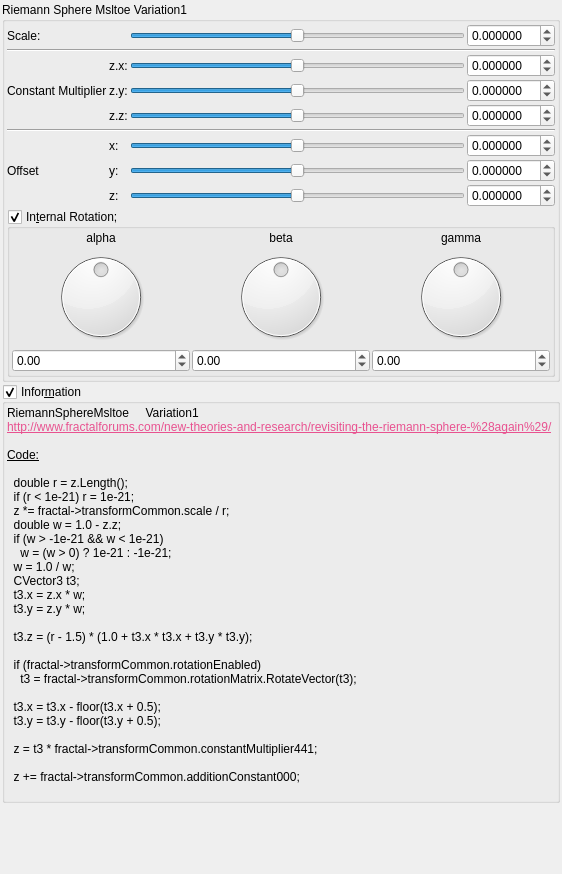
The window that mandelbulber2/qt_data/fractal_riemann_sphere_msltoeV1.ui (buddhi1980/mandelbulber2) describes before a commit, drawn with Qt 5.
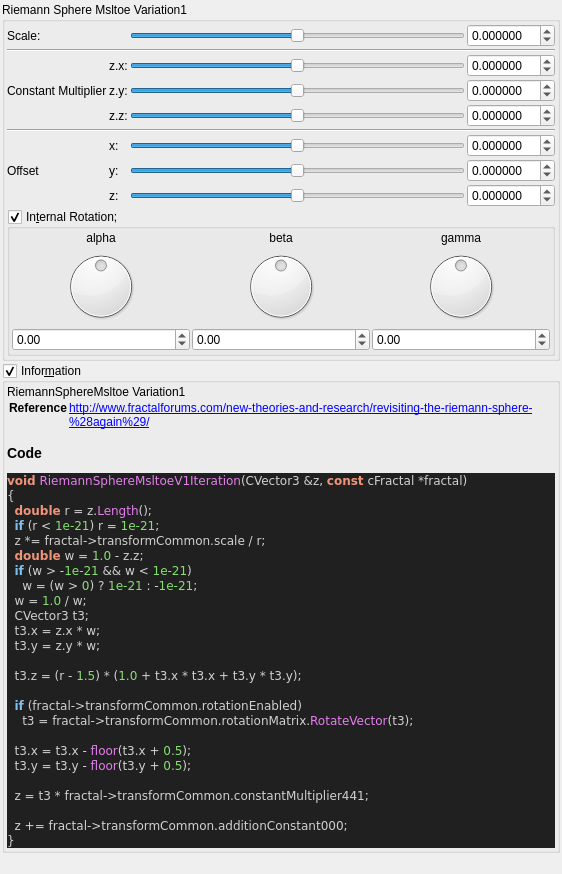
The same window after the commit. Custom widgets are drawn as their Qt base class.

```diff
--- a/mandelbulber2/qt_data/fractal_riemann_sphere_msltoeV1.ui
+++ b/mandelbulber2/qt_data/fractal_riemann_sphere_msltoeV1.ui
@@ -737,38 +737,47 @@
       <item>
        <widget class="QLabel" name="label_4">
         <property name="text">
-         <string>&lt;!DOCTYPE HTML PUBLIC &quot;-//W3C//DTD HTML 4.0//EN&quot; &quot;http://www.w3.org/TR/REC-html40/strict.dtd&quot;&gt;
-&lt;html&gt;&lt;head&gt;&lt;meta name=&quot;qrichtext&quot; content=&quot;1&quot; /&gt;&lt;style type=&quot;text/css&quot;&gt;
-p, li { white-space: pre-wrap; }
-&lt;/style&gt;&lt;/head&gt;&lt;body&gt;
-&lt;p style=&quot; margin-top:0px; margin-bottom:0px; margin-left:0px; margin-right:0px; -qt-block-indent:0; text-indent:0px;&quot;&gt;RiemannSphereMsltoe     Variation1&lt;/p&gt;
-&lt;p style=&quot; margin-top:0px; margin-bottom:0px; margin-left:0px; margin-right:0px; -qt-block-indent:0; text-indent:0px;&quot;&gt;&lt;a href=&quot;http://www.fractalforums.com/new-theories-and-research/revisiting-the-riemann-sphere-%28again%29/&quot;&gt;&lt;span style=&quot; text-decoration: underline; color:#e85290;&quot;&gt;http://www.fractalforums.com/new-theories-and-research/revisiting-the-riemann-sphere-%28again%29/&lt;/span&gt;&lt;/a&gt;&lt;/p&gt;
-&lt;p style=&quot;-qt-paragraph-type:empty; margin-top:0px; margin-bottom:0px; margin-left:0px; margin-right:0px; -qt-block-indent:0; text-indent:0px;&quot;&gt;&lt;br /&gt;&lt;/p&gt;
-&lt;p style=&quot; margin-top:0px; margin-bottom:0px; margin-left:0px; margin-right:0px; -qt-block-indent:0; text-indent:0px;&quot;&gt;&lt;span style=&quot; text-decoration: underline;&quot;&gt;Code:&lt;/span&gt;&lt;/p&gt;
-&lt;p style=&quot;-qt-paragraph-type:empty; margin-top:0px; margin-bottom:0px; margin-left:0px; margin-right:0px; -qt-block-indent:0; text-indent:0px; text-decoration: underline;&quot;&gt;&lt;br /&gt;&lt;/p&gt;
-&lt;p style=&quot; margin-top:0px; margin-bottom:0px; margin-left:0px; margin-right:0px; -qt-block-indent:0; text-indent:0px;&quot;&gt;  double r = z.Length();&lt;/p&gt;
-&lt;p style=&quot; margin-top:0px; margin-bottom:0px; margin-left:0px; margin-right:0px; -qt-block-indent:0; text-indent:0px;&quot;&gt;  if (r &amp;lt; 1e-21) r = 1e-21;&lt;/p&gt;
-&lt;p style=&quot; margin-top:0px; margin-bottom:0px; margin-left:0px; margin-right:0px; -qt-block-indent:0; text-indent:0px;&quot;&gt;  z *= fractal-&amp;gt;transformCommon.scale / r;&lt;/p&gt;
-&lt;p style=&quot; margin-top:0px; margin-bottom:0px; margin-left:0px; margin-right:0px; -qt-block-indent:0; text-indent:0px;&quot;&gt;  double w = 1.0 - z.z;&lt;/p&gt;
-&lt;p style=&quot; margin-top:0px; margin-bottom:0px; margin-left:0px; margin-right:0px; -qt-block-indent:0; text-indent:0px;&quot;&gt;  if (w &amp;gt; -1e-21 &amp;amp;&amp;amp; w &amp;lt; 1e-21)&lt;/p&gt;
-&lt;p style=&quot; margin-top:0px; margin-bottom:0px; margin-left:0px; margin-right:0px; -qt-block-indent:0; text-indent:0px;&quot;&gt;    w = (w &amp;gt; 0) ? 1e-21 : -1e-21;&lt;/p&gt;
-&lt;p style=&quot; margin-top:0px; margin-bottom:0px; margin-left:0px; margin-right:0px; -qt-block-indent:0; text-indent:0px;&quot;&gt;  w = 1.0 / w;&lt;/p&gt;
-&lt;p style=&quot; margin-top:0px; margin-bottom:0px; margin-left:0px; margin-right:0px; -qt-block-indent:0; text-indent:0px;&quot;&gt;  CVector3 t3;&lt;/p&gt;
-&lt;p style=&quot; margin-top:0px; margin-bottom:0px; margin-left:0px; margin-right:0px; -qt-block-indent:0; text-indent:0px;&quot;&gt;  t3.x = z.x * w;&lt;/p&gt;
-&lt;p style=&quot; margin-top:0px; margin-bottom:0px; margin-left:0px; margin-right:0px; -qt-block-indent:0; text-indent:0px;&quot;&gt;  t3.y = z.y * w;&lt;/p&gt;
-&lt;p style=&quot;-qt-paragraph-type:empty; margin-top:0px; margin-bottom:0px; margin-left:0px; margin-right:0px; -qt-block-indent:0; text-indent:0px;&quot;&gt;&lt;br /&gt;&lt;/p&gt;
-&lt;p style=&quot; margin-top:0px; margin-bottom:0px; margin-left:0px; margin-right:0px; -qt-block-indent:0; text-indent:0px;&quot;&gt;  t3.z = (r - 1.5) * (1.0 + t3.x * t3.x + t3.y * t3.y);&lt;/p&gt;
-&lt;p style=&quot;-qt-paragraph-type:empty; margin-top:0px; margin-bottom:0px; margin-left:0px; margin-right:0px; -qt-block-indent:0; text-indent:0px;&quot;&gt;&lt;br /&gt;&lt;/p&gt;
-&lt;p style=&quot; margin-top:0px; margin-bottom:0px; margin-left:0px; margin-right:0px; -qt-block-indent:0; text-indent:0px;&quot;&gt;  if (fractal-&amp;gt;transformCommon.rotationEnabled)&lt;/p&gt;
-&lt;p style=&quot; margin-top:0px; margin-bottom:0px; margin-left:0px; margin-right:0px; -qt-block-indent:0; text-indent:0px;&quot;&gt;    t3 = fractal-&amp;gt;transformCommon.rotationMatrix.RotateVector(t3);&lt;/p&gt;
-&lt;p style=&quot;-qt-paragraph-type:empty; margin-top:0px; margin-bottom:0px; margin-left:0px; margin-right:0px; -qt-block-indent:0; text-indent:0px;&quot;&gt;&lt;br /&gt;&lt;/p&gt;
-&lt;p style=&quot; margin-top:0px; margin-bottom:0px; margin-left:0px; margin-right:0px; -qt-block-indent:0; text-indent:0px;&quot;&gt;  t3.x = t3.x - floor(t3.x + 0.5);&lt;/p&gt;
-&lt;p style=&quot; margin-top:0px; margin-bottom:0px; margin-left:0px; margin-right:0px; -qt-block-indent:0; text-indent:0px;&quot;&gt;  t3.y = t3.y - floor(t3.y + 0.5);&lt;/p&gt;
-&lt;p style=&quot;-qt-paragraph-type:empty; margin-top:0px; margin-bottom:0px; margin-left:0px; margin-right:0px; -qt-block-indent:0; text-indent:0px;&quot;&gt;&lt;br /&gt;&lt;/p&gt;
-&lt;p style=&quot; margin-top:0px; margin-bottom:0px; margin-left:0px; margin-right:0px; -qt-block-indent:0; text-indent:0px;&quot;&gt;  z = t3 * fractal-&amp;gt;transformCommon.constantMultiplier441;&lt;/p&gt;
-&lt;p style=&quot;-qt-paragraph-type:empty; margin-top:0px; margin-bottom:0px; margin-left:0px; margin-right:0px; -qt-block-indent:0; text-indent:0px;&quot;&gt;&lt;br /&gt;&lt;/p&gt;
-&lt;p style=&quot; margin-top:0px; margin-bottom:0px; margin-left:0px; margin-right:0px; -qt-block-indent:0; text-indent:0px;&quot;&gt;  z += fractal-&amp;gt;transformCommon.additionConstant000;&lt;/p&gt;
-&lt;p style=&quot;-qt-paragraph-type:empty; margin-top:0px; margin-bottom:0px; margin-left:0px; margin-right:0px; -qt-block-indent:0; text-indent:0px;&quot;&gt;&lt;br /&gt;&lt;/p&gt;&lt;/body&gt;&lt;/html&gt;</string>
+         <string>&lt;p&gt;RiemannSphereMsltoe Variation1&lt;/p&gt;&lt;table&gt;
+&lt;tr&gt;&lt;th&gt;Reference&lt;/th&gt;&lt;td&gt;&lt;a href=&quot;http://www.fractalforums.com/new-theories-and-research/revisiting-the-riemann-sphere-%28again%29/&quot;&gt;http://www.fractalforums.com/new-theories-and-research/revisiting-the-riemann-sphere-%28again%29/&lt;/a&gt;&lt;/td&gt;&lt;/tr&gt;
+&lt;/table&gt;
+&lt;h3&gt;Code&lt;/h3&gt;
+&lt;!DOCTYPE HTML PUBLIC &quot;-//W3C//DTD HTML 4.0 Transitional//EN&quot;&gt;
+&lt;html&gt;
+&lt;head&gt;
+&lt;meta http-equiv=&quot;content-type&quot; content=&quot;text/html; charset=ISO-8859-1&quot;&gt;
+&lt;title&gt;Source file&lt;/title&gt;
+&lt;/head&gt;
+&lt;body style=&quot;background-color:#202020&quot;&gt;
+&lt;pre style=&quot;color:#d0d0d0; background-color:#202020;  font-family:'Courier New';&quot;&gt;&lt;span style=&quot;color:#f09479; font-weight:bold&quot;&gt;void&lt;/span&gt; &lt;span style=&quot;color:#e47eed&quot;&gt;RiemannSphereMsltoeV1Iteration&lt;/span&gt;&lt;span style=&quot;color:#d0d0d0&quot;&gt;(&lt;/span&gt;CVector3 &lt;span style=&quot;color:#d0d0d0&quot;&gt;&amp;amp;&lt;/span&gt;z&lt;span style=&quot;color:#d0d0d0&quot;&gt;,&lt;/span&gt; &lt;span style=&quot;color:#f09479; font-weight:bold&quot;&gt;const&lt;/span&gt; cFractal &lt;span style=&quot;color:#d0d0d0&quot;&gt;*&lt;/span&gt;fractal&lt;span style=&quot;color:#d0d0d0&quot;&gt;)&lt;/span&gt;
+&lt;span style=&quot;color:#d0d0d0&quot;&gt;{&lt;/span&gt;
+  &lt;span style=&quot;color:#f09479; font-weight:bold&quot;&gt;double&lt;/span&gt; r &lt;span style=&quot;color:#d0d0d0&quot;&gt;=&lt;/span&gt; z&lt;span style=&quot;color:#d0d0d0&quot;&gt;.&lt;/span&gt;&lt;span style=&quot;color:#e47eed&quot;&gt;Length&lt;/span&gt;&lt;span style=&quot;color:#d0d0d0&quot;&gt;();&lt;/span&gt;
+  &lt;span style=&quot;color:#7ec0ee; font-weight:bold&quot;&gt;if&lt;/span&gt; &lt;span style=&quot;color:#d0d0d0&quot;&gt;(&lt;/span&gt;r &lt;span style=&quot;color:#d0d0d0&quot;&gt;&amp;lt;&lt;/span&gt; &lt;span style=&quot;color:#87df71&quot;&gt;1e-21&lt;/span&gt;&lt;span style=&quot;color:#d0d0d0&quot;&gt;)&lt;/span&gt; r &lt;span style=&quot;color:#d0d0d0&quot;&gt;=&lt;/span&gt; &lt;span style=&quot;color:#87df71&quot;&gt;1e-21&lt;/span&gt;&lt;span style=&quot;color:#d0d0d0&quot;&gt;;&lt;/span&gt;
+  z &lt;span style=&quot;color:#d0d0d0&quot;&gt;*=&lt;/span&gt; fractal&lt;span style=&quot;color:#d0d0d0&quot;&gt;-&amp;gt;&lt;/span&gt;transformCommon&lt;span style=&quot;color:#d0d0d0&quot;&gt;.&lt;/span&gt;scale &lt;span style=&quot;color:#d0d0d0&quot;&gt;/&lt;/span&gt; r&lt;span style=&quot;color:#d0d0d0&quot;&gt;;&lt;/span&gt;
+  &lt;span style=&quot;color:#f09479; font-weight:bold&quot;&gt;double&lt;/span&gt; w &lt;span style=&quot;color:#d0d0d0&quot;&gt;=&lt;/span&gt; &lt;span style=&quot;color:#87df71&quot;&gt;1.0&lt;/span&gt; &lt;span style=&quot;color:#d0d0d0&quot;&gt;-&lt;/span&gt; z&lt;span style=&quot;color:#d0d0d0&quot;&gt;.&lt;/span&gt;z&lt;span style=&quot;color:#d0d0d0&quot;&gt;;&lt;/span&gt;
+  &lt;span style=&quot;color:#7ec0ee; font-weight:bold&quot;&gt;if&lt;/span&gt; &lt;span style=&quot;color:#d0d0d0&quot;&gt;(&lt;/span&gt;w &lt;span style=&quot;color:#d0d0d0&quot;&gt;&amp;gt; -&lt;/span&gt;&lt;span style=&quot;color:#87df71&quot;&gt;1e-21&lt;/span&gt; &lt;span style=&quot;color:#d0d0d0&quot;&gt;&amp;amp;&amp;amp;&lt;/span&gt; w &lt;span style=&quot;color:#d0d0d0&quot;&gt;&amp;lt;&lt;/span&gt; &lt;span style=&quot;color:#87df71&quot;&gt;1e-21&lt;/span&gt;&lt;span style=&quot;color:#d0d0d0&quot;&gt;)&lt;/span&gt;
+    w &lt;span style=&quot;color:#d0d0d0&quot;&gt;= (&lt;/span&gt;w &lt;span style=&quot;color:#d0d0d0&quot;&gt;&amp;gt;&lt;/span&gt; &lt;span style=&quot;color:#87df71&quot;&gt;0&lt;/span&gt;&lt;span style=&quot;color:#d0d0d0&quot;&gt;)&lt;/span&gt; ? &lt;span style=&quot;color:#87df71&quot;&gt;1e-21&lt;/span&gt; &lt;span style=&quot;color:#d0d0d0&quot;&gt;: -&lt;/span&gt;&lt;span style=&quot;color:#87df71&quot;&gt;1e-21&lt;/span&gt;&lt;span style=&quot;color:#d0d0d0&quot;&gt;;&lt;/span&gt;
+  w &lt;span style=&quot;color:#d0d0d0&quot;&gt;=&lt;/span&gt; &lt;span style=&quot;color:#87df71&quot;&gt;1.0&lt;/span&gt; &lt;span style=&quot;color:#d0d0d0&quot;&gt;/&lt;/span&gt; w&lt;span style=&quot;color:#d0d0d0&quot;&gt;;&lt;/span&gt;
+  CVector3 t3&lt;span style=&quot;color:#d0d0d0&quot;&gt;;&lt;/span&gt;
+  t3&lt;span style=&quot;color:#d0d0d0&quot;&gt;.&lt;/span&gt;x &lt;span style=&quot;color:#d0d0d0&quot;&gt;=&lt;/span&gt; z&lt;span style=&quot;color:#d0d0d0&quot;&gt;.&lt;/span&gt;x &lt;span style=&quot;color:#d0d0d0&quot;&gt;*&lt;/span&gt; w&lt;span style=&quot;color:#d0d0d0&quot;&gt;;&lt;/span&gt;
+  t3&lt;span style=&quot;color:#d0d0d0&quot;&gt;.&lt;/span&gt;y &lt;span style=&quot;color:#d0d0d0&quot;&gt;=&lt;/span&gt; z&lt;span style=&quot;color:#d0d0d0&quot;&gt;.&lt;/span&gt;y &lt;span style=&quot;color:#d0d0d0&quot;&gt;*&lt;/span&gt; w&lt;span style=&quot;color:#d0d0d0&quot;&gt;;&lt;/span&gt;
+
+  t3&lt;span style=&quot;color:#d0d0d0&quot;&gt;.&lt;/span&gt;z &lt;span style=&quot;color:#d0d0d0&quot;&gt;= (&lt;/span&gt;r &lt;span style=&quot;color:#d0d0d0&quot;&gt;-&lt;/span&gt; &lt;span style=&quot;color:#87df71&quot;&gt;1.5&lt;/span&gt;&lt;span style=&quot;color:#d0d0d0&quot;&gt;) * (&lt;/span&gt;&lt;span style=&quot;color:#87df71&quot;&gt;1.0&lt;/span&gt; &lt;span style=&quot;color:#d0d0d0&quot;&gt;+&lt;/span&gt; t3&lt;span style=&quot;color:#d0d0d0&quot;&gt;.&lt;/span&gt;x &lt;span style=&quot;color:#d0d0d0&quot;&gt;*&lt;/span&gt; t3&lt;span style=&quot;color:#d0d0d0&quot;&gt;.&lt;/span&gt;x &lt;span style=&quot;color:#d0d0d0&quot;&gt;+&lt;/span&gt; t3&lt;span style=&quot;color:#d0d0d0&quot;&gt;.&lt;/span&gt;y &lt;span style=&quot;color:#d0d0d0&quot;&gt;*&lt;/span&gt; t3&lt;span style=&quot;color:#d0d0d0&quot;&gt;.&lt;/span&gt;y&lt;span style=&quot;color:#d0d0d0&quot;&gt;);&lt;/span&gt;
+
+  &lt;span style=&quot;color:#7ec0ee; font-weight:bold&quot;&gt;if&lt;/span&gt; &lt;span style=&quot;color:#d0d0d0&quot;&gt;(&lt;/span&gt;fractal&lt;span style=&quot;color:#d0d0d0&quot;&gt;-&amp;gt;&lt;/span&gt;transformCommon&lt;span style=&quot;color:#d0d0d0&quot;&gt;.&lt;/span&gt;rotationEnabled&lt;span style=&quot;color:#d0d0d0&quot;&gt;)&lt;/span&gt;
+    t3 &lt;span style=&quot;color:#d0d0d0&quot;&gt;=&lt;/span&gt; fractal&lt;span style=&quot;color:#d0d0d0&quot;&gt;-&amp;gt;&lt;/span&gt;transformCommon&lt;span style=&quot;color:#d0d0d0&quot;&gt;.&lt;/span&gt;rotationMatrix&lt;span style=&quot;color:#d0d0d0&quot;&gt;.&lt;/span&gt;&lt;span style=&quot;color:#e47eed&quot;&gt;RotateVector&lt;/span&gt;&lt;span style=&quot;color:#d0d0d0&quot;&gt;(&lt;/span&gt;t3&lt;span style=&quot;color:#d0d0d0&quot;&gt;);&lt;/span&gt;
+
+  t3&lt;span style=&quot;color:#d0d0d0&quot;&gt;.&lt;/span&gt;x &lt;span style=&quot;color:#d0d0d0&quot;&gt;=&lt;/span&gt; t3&lt;span style=&quot;color:#d0d0d0&quot;&gt;.&lt;/span&gt;x &lt;span style=&quot;color:#d0d0d0&quot;&gt;-&lt;/span&gt; &lt;span style=&quot;color:#e47eed&quot;&gt;floor&lt;/span&gt;&lt;span style=&quot;color:#d0d0d0&quot;&gt;(&lt;/span&gt;t3&lt;span style=&quot;color:#d0d0d0&quot;&gt;.&lt;/span&gt;x &lt;span style=&quot;color:#d0d0d0&quot;&gt;+&lt;/span&gt; &lt;span style=&quot;color:#87df71&quot;&gt;0.5&lt;/span&gt;&lt;span style=&quot;color:#d0d0d0&quot;&gt;);&lt;/span&gt;
+  t3&lt;span style=&quot;color:#d0d0d0&quot;&gt;.&lt;/span&gt;y &lt;span style=&quot;color:#d0d0d0&quot;&gt;=&lt;/span&gt; t3&lt;span style=&quot;color:#d0d0d0&quot;&gt;.&lt;/span&gt;y &lt;span style=&quot;color:#d0d0d0&quot;&gt;-&lt;/span&gt; &lt;span style=&quot;color:#e47eed&quot;&gt;floor&lt;/span&gt;&lt;span style=&quot;color:#d0d0d0&quot;&gt;(&lt;/span&gt;t3&lt;span style=&quot;color:#d0d0d0&quot;&gt;.&lt;/span&gt;y &lt;span style=&quot;color:#d0d0d0&quot;&gt;+&lt;/span&gt; &lt;span style=&quot;color:#87df71&quot;&gt;0.5&lt;/span&gt;&lt;span style=&quot;color:#d0d0d0&quot;&gt;);&lt;/span&gt;
+
+  z &lt;span style=&quot;color:#d0d0d0&quot;&gt;=&lt;/span&gt; t3 &lt;span style=&quot;color:#d0d0d0&quot;&gt;*&lt;/span&gt; fractal&lt;span style=&quot;color:#d0d0d0&quot;&gt;-&amp;gt;&lt;/span&gt;transformCommon&lt;span style=&quot;color:#d0d0d0&quot;&gt;.&lt;/span&gt;constantMultiplier441&lt;span style=&quot;color:#d0d0d0&quot;&gt;;&lt;/span&gt;
+
+  z &lt;span style=&quot;color:#d0d0d0&quot;&gt;+=&lt;/span&gt; fractal&lt;span style=&quot;color:#d0d0d0&quot;&gt;-&amp;gt;&lt;/span&gt;transformCommon&lt;span style=&quot;color:#d0d0d0&quot;&gt;.&lt;/span&gt;additionConstant000&lt;span style=&quot;color:#d0d0d0&quot;&gt;;&lt;/span&gt;
+&lt;span style=&quot;color:#d0d0d0&quot;&gt;}&lt;/span&gt;
+&lt;/pre&gt;
+&lt;/body&gt;
+&lt;/html&gt;
+&lt;!--HTML generated by highlight 3.9, http://www.andre-simon.de/--&gt;
+</string>
         </property>
         <property name="wordWrap">
          <bool>true</bool>
```
Left out of the diff: 2 changed lines with no effect on the pictures.
